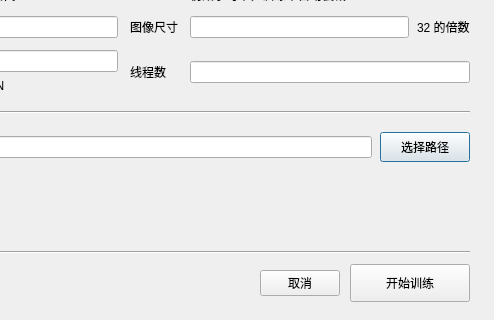
First picture: the form in ui/train.ui, repository pythondever/easy_trainer, before the edit; both pictures show x 246 to 740 and y 280 to 600 of the 740 by 600 pixel window.
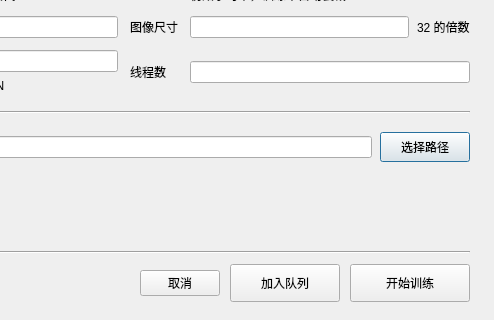
Second picture: the form after the edit.

Commit message: 训练队列功能

Diff of the .ui file:
```diff
--- a/ui/train.ui
+++ b/ui/train.ui
@@ -729,6 +729,19 @@
               </property>
             </widget>
           </item>
+          <item>
+            <widget class="QPushButton" name="add_queue_btn">
+              <property name="minimumSize">
+                <size>
+                  <width>110</width>
+                  <height>38</height>
+                </size>
+              </property>
+              <property name="text">
+                <string>加入队列</string>
+              </property>
+            </widget>
+          </item>
           <item>
             <widget class="QPushButton" name="start_train">
               <property name="minimumSize">
```
The commit also changes 25 other files.
